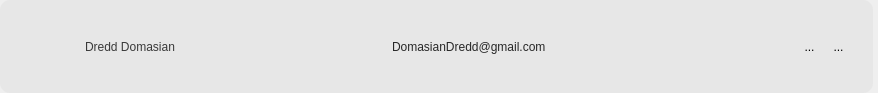
Old version of the form Desktop_Application/Frontend/PatientCard.ui in the repository DreddVDomasian/Petmate-Desktop-Application.
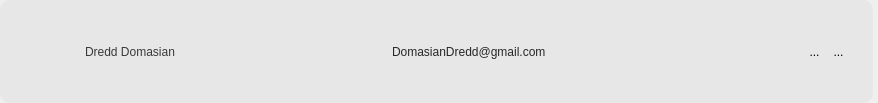
New version of the form. Icons and pictures are not drawn.

Commit message:
Update UI for patient and pet profile actions
Refactored Home.ui and PatientCard.ui to improve layout and styling, added new icons for edit and delete actions, and updated resource files accordingly. Enhanced button appearance and replaced UpdateIcon with EditProfile icon for edit actions, and introduced separate delete icons for better clarity.

The edit to the form file:
```diff
--- a/Desktop_Application/Frontend/PatientCard.ui
+++ b/Desktop_Application/Frontend/PatientCard.ui
@@ -7,7 +7,7 @@
     <x>0</x>
     <y>0</y>
     <width>878</width>
-    <height>93</height>
+    <height>103</height>
    </rect>
   </property>
   <property name="windowTitle">
@@ -70,6 +70,12 @@
       </property>
       <item>
        <widget class="QLabel" name="profileIcon">
+        <property name="sizePolicy">
+         <sizepolicy hsizetype="Expanding" vsizetype="Expanding">
+          <horstretch>0</horstretch>
+          <verstretch>0</verstretch>
+         </sizepolicy>
+        </property>
         <property name="maximumSize">
          <size>
           <width>40</width>
@@ -90,7 +96,7 @@
         </property>
        </widget>
       </item>
-      <item alignment="Qt::AlignLeft">
+      <item>
        <widget class="QLabel" name="nameLabel">
         <property name="styleSheet">
          <string notr="true">font-family:&quot;Montserrat ExtraBold&quot;;
@@ -135,7 +141,7 @@
         </property>
         <layout class="QHBoxLayout">
          <property name="spacing">
-          <number>10</number>
+          <number>5</number>
          </property>
          <property name="leftMargin">
           <number>5</number>
@@ -152,7 +158,7 @@
          <item alignment="Qt::AlignRight">
           <widget class="QToolButton" name="editBtn">
            <property name="sizePolicy">
-            <sizepolicy hsizetype="Expanding" vsizetype="Fixed">
+            <sizepolicy hsizetype="Expanding" vsizetype="Expanding">
              <horstretch>0</horstretch>
              <verstretch>0</verstretch>
             </sizepolicy>
@@ -170,8 +176,8 @@
            </property>
            <property name="iconSize">
             <size>
-             <width>40</width>
-             <height>40</height>
+             <width>50</width>
+             <height>50</height>
             </size>
            </property>
           </widget>
@@ -197,8 +203,8 @@
            </property>
            <property name="iconSize">
             <size>
-             <width>40</width>
-             <height>40</height>
+             <width>50</width>
+             <height>50</height>
             </size>
            </property>
           </widget>
```
Left out of the diff: 5 changed lines with no effect on the pictures. The commit also changes 14 other files.
